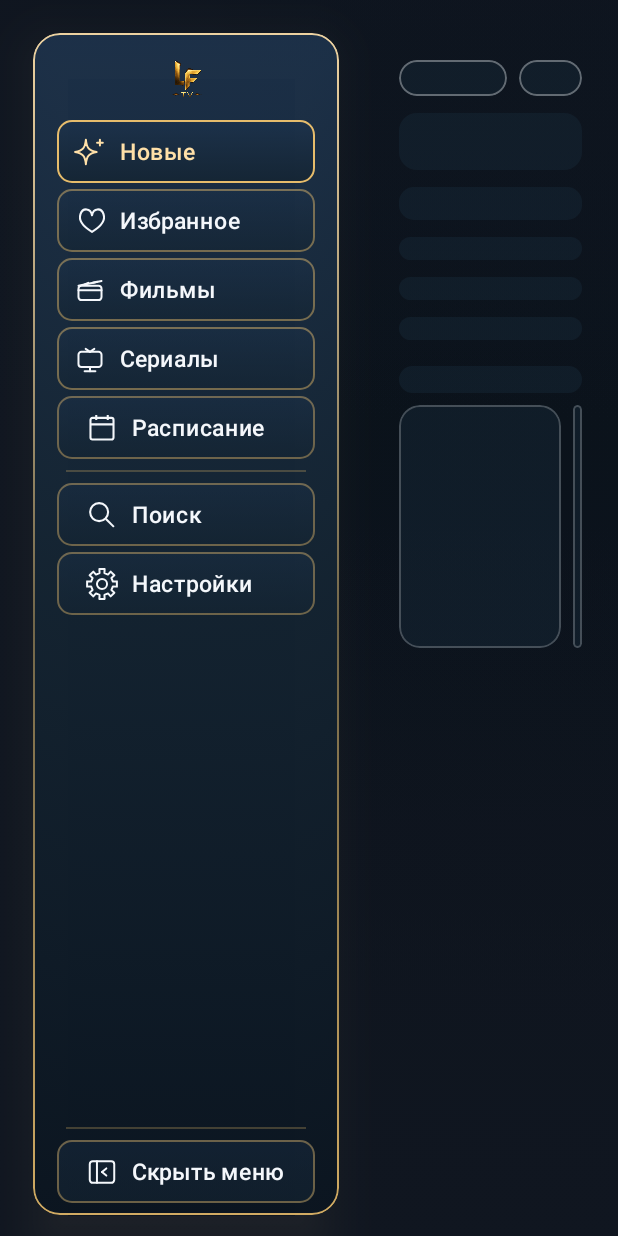
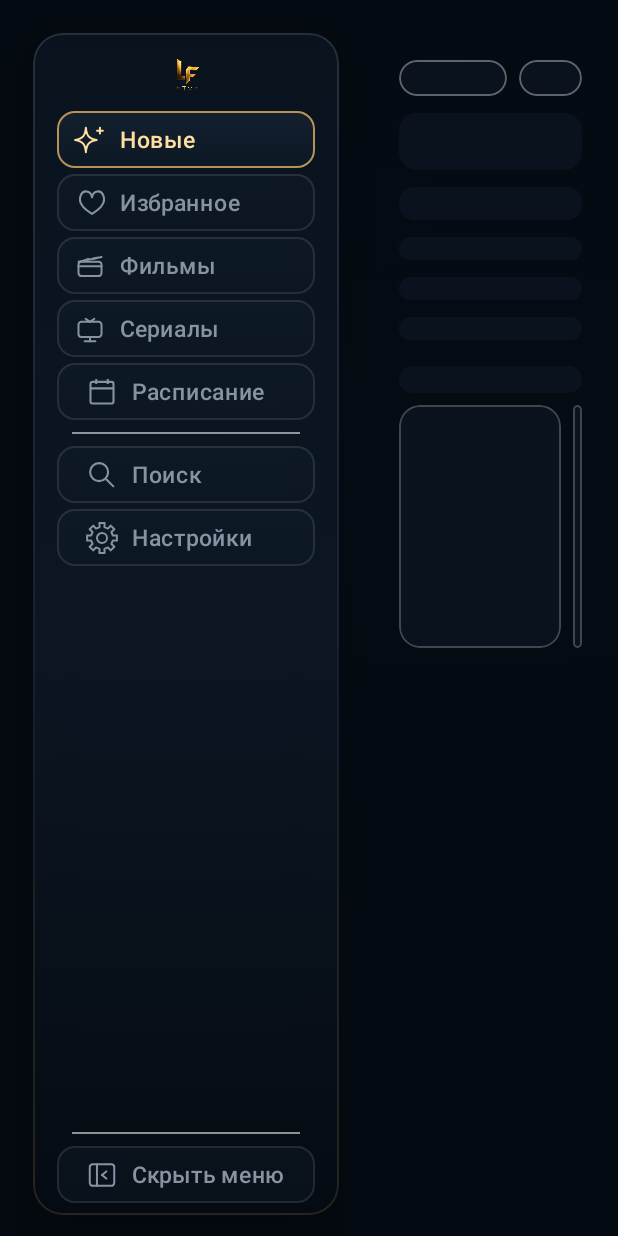
Before and after one commit to kraaton11/new_lostfilmatv, an Android app built with Jetpack Compose: the screen it shows after launch (MainActivity), on a phone screen of 412 x 824 dp. Run offline under Robolectric (Android 15) with nearby library versions, the light colour scheme and no system bars; our stand-ins replace Dagger/Hilt's generated code, Room's generated code; libraries missing offline, so code that uses them is left out: androidx.tvprovider.media; pictures from the network do not load; 6 statements that could not run were skipped.

Commit message:
Polish premium home UI

```diff
--- a/app/src/main/java/com/kraat/lostfilmnewtv/ui/home/HomeHeader.kt
+++ b/app/src/main/java/com/kraat/lostfilmnewtv/ui/home/HomeHeader.kt
@@ -63,17 +63,17 @@ import com.kraat.lostfilmnewtv.ui.theme.FocusBorder
 import com.kraat.lostfilmnewtv.ui.theme.FocusBackground
 import com.kraat.lostfilmnewtv.ui.theme.HomeAccentGold
 import com.kraat.lostfilmnewtv.ui.theme.HomeAccentGoldGlow
-import com.kraat.lostfilmnewtv.ui.theme.HomePanelBorder
 import com.kraat.lostfilmnewtv.ui.theme.HomePanelSurface
 import com.kraat.lostfilmnewtv.ui.theme.HomePanelSurfaceStrong
 import com.kraat.lostfilmnewtv.ui.theme.HomeTextMuted
+import com.kraat.lostfilmnewtv.ui.theme.HomePanelBorder
 import com.kraat.lostfilmnewtv.ui.theme.TextPrimary
 
 private val ExpandedMenuWidth = 204.dp
 private val CollapsedMenuWidth = 68.dp
-private val MenuButtonHeight = 42.dp
-private val MenuShape = RoundedCornerShape(18.dp)
-private val MenuButtonShape = RoundedCornerShape(10.dp)
+private val MenuButtonHeight = 38.dp
+private val MenuShape = RoundedCornerShape(20.dp)
+private val MenuButtonShape = RoundedCornerShape(12.dp)
 
 @Composable
 fun HomeHeader(
@@ -124,25 +124,25 @@ fun HomeHeader(
             .fillMaxHeight()
             .then(if (showLabels) Modifier.width(ExpandedMenuWidth) else Modifier.width(CollapsedMenuWidth))
             .shadow(
-                elevation = 18.dp,
+                elevation = 22.dp,
                 shape = MenuShape,
-                spotColor = HomeAccentGoldGlow.copy(alpha = 0.28f),
-                ambientColor = Color.Black.copy(alpha = 0.65f),
+                spotColor = Color.Black.copy(alpha = 0.82f),
+                ambientColor = Color.Black.copy(alpha = 0.76f),
             )
             .background(
                 brush = Brush.verticalGradient(
-                    0f to FocusBackground.copy(alpha = 0.82f),
-                    0.46f to HomePanelSurfaceStrong.copy(alpha = 0.94f),
-                    1f to HomePanelSurface.copy(alpha = 0.96f),
+                    0f to Color(0xE60A1420),
+                    0.52f to HomePanelSurfaceStrong.copy(alpha = 0.90f),
+                    1f to Color(0xF2050B12),
                 ),
                 shape = MenuShape,
             )
             .border(
-                width = 1.3.dp,
+                width = 1.dp,
                 brush = Brush.verticalGradient(
-                    0f to HomeAccentGoldGlow.copy(alpha = 0.92f),
-                    0.50f to HomeAccentGold.copy(alpha = 0.42f),
-                    1f to HomeAccentGold.copy(alpha = 0.86f),
+                    0f to Color.White.copy(alpha = 0.12f),
+                    0.58f to Color.White.copy(alpha = 0.04f),
+                    1f to HomeAccentGold.copy(alpha = 0.16f),
                 ),
                 shape = MenuShape,
             )
@@ -322,14 +322,14 @@ private fun HomeMenuLogo(showLabels: Boolean) {
     Box(
         modifier = Modifier
             .fillMaxWidth()
-            .height(46.dp)
+            .height(40.dp)
             .padding(horizontal = if (showLabels) 18.dp else 0.dp),
         contentAlignment = Alignment.Center,
     ) {
         Image(
             painter = painterResource(id = R.drawable.ic_lf_logo),
             contentDescription = null,
-            modifier = Modifier.size(if (showLabels) 62.dp else 34.dp),
+            modifier = Modifier.size(if (showLabels) 54.dp else 30.dp),
         )
     }
 }
@@ -339,9 +339,9 @@ private fun MenuDivider() {
     Box(
         modifier = Modifier
             .fillMaxWidth()
-            .padding(horizontal = 6.dp, vertical = 3.dp)
+            .padding(horizontal = 10.dp, vertical = 4.dp)
             .height(1.dp)
-            .background(HomeAccentGold.copy(alpha = 0.24f)),
+            .background(HomePanelBorder.copy(alpha = 0.55f)),
     )
 }
 
@@ -424,7 +424,8 @@ private fun HomeModeSegmentButton(
         label = "homeModeSegmentScale",
     )
     val shape = MenuButtonShape
-    val contentColor = if (selected || isFocused) HomeAccentGoldGlow else TextPrimary
+    val active = selected || isFocused
+    val contentColor = if (active) HomeAccentGoldGlow else HomeTextMuted
     Box(
         modifier = modifier
             .height(MenuButtonHeight)
@@ -457,14 +458,14 @@ private fun HomeModeSegmentButton(
             }
             .background(
                 brush = Brush.verticalGradient(
-                    0f to FocusBackground.copy(alpha = if (selected || isFocused) 0.58f else 0.34f),
-                    1f to HomePanelSurfaceStrong.copy(alpha = if (selected || isFocused) 0.86f else 0.62f),
+                    0f to FocusBackground.copy(alpha = if (active) 0.78f else 0.28f),
+                    1f to HomePanelSurfaceStrong.copy(alpha = if (active) 0.92f else 0.48f),
                 ),
                 shape = shape,
             )
             .border(
                 width = 1.dp,
-                color = HomeAccentGold.copy(alpha = if (selected || isFocused) 0.95f else 0.44f),
+                color = if (active) HomeAccentGold.copy(alpha = 0.84f) else HomePanelBorder.copy(alpha = 0.10f),
                 shape = shape,
             )
             .onFocusChanged {
@@ -539,10 +540,10 @@ private fun HomeHeaderActionButton(
     )
 
     val borderColor = when {
-        isPrimary || isFocused -> HomeAccentGoldGlow
-        else -> HomeAccentGold.copy(alpha = 0.40f)
+        isPrimary || isFocused -> HomeAccentGold.copy(alpha = 0.86f)
+        else -> HomePanelBorder.copy(alpha = 0.10f)
     }
-    val textColor = if (isPrimary || isFocused) HomeAccentGoldGlow else TextPrimary
+    val textColor = if (isPrimary || isFocused) HomeAccentGoldGlow else HomeTextMuted
     val subtitleColor = if (isPrimary || isFocused) HomeAccentGold.copy(alpha = 0.80f) else HomeTextMuted
     val shape = MenuButtonShape
 
@@ -577,8 +578,8 @@ private fun HomeHeaderActionButton(
             }
             .background(
                 brush = Brush.verticalGradient(
-                    0f to FocusBackground.copy(alpha = if (isPrimary || isFocused) 0.58f else 0.34f),
-                    1f to HomePanelSurfaceStrong.copy(alpha = if (isPrimary || isFocused) 0.86f else 0.62f),
+                    0f to FocusBackground.copy(alpha = if (isPrimary || isFocused) 0.76f else 0.24f),
+                    1f to HomePanelSurfaceStrong.copy(alpha = if (isPrimary || isFocused) 0.90f else 0.46f),
                 ),
                 shape = shape,
             )
--- a/app/src/main/java/com/kraat/lostfilmnewtv/ui/home/HomeRail.kt
+++ b/app/src/main/java/com/kraat/lostfilmnewtv/ui/home/HomeRail.kt
@@ -127,9 +127,9 @@ fun HomeRail(
                     event.type == KeyEventType.KeyDown && handleVerticalNavigation(event.key)
                 }
                 .focusable()
-                .height(210.dp),
-            horizontalArrangement = Arrangement.spacedBy(9.dp),
-            contentPadding = PaddingValues(start = 2.dp, top = 10.dp, end = 6.dp, bottom = 16.dp),
+                .height(218.dp),
+            horizontalArrangement = Arrangement.spacedBy(14.dp),
+            contentPadding = PaddingValues(start = 2.dp, top = 12.dp, end = 10.dp, bottom = 20.dp),
         ) {
             itemsIndexed(items = items, key = { _, item -> item.detailsUrl }) { index, item ->
                 val itemKey = homeItemKey(railId, item.detailsUrl)
--- a/app/src/main/java/com/kraat/lostfilmnewtv/ui/home/HomeScreen.kt
+++ b/app/src/main/java/com/kraat/lostfilmnewtv/ui/home/HomeScreen.kt
@@ -453,24 +453,31 @@ private fun HomeHeroStage(
     Crossfade(
         targetState = item,
         modifier = modifier
-            .height(232.dp)
+            .height(252.dp)
             .testTag("home-hero-stage"),
         label = "homeHeroStage",
     ) { targetItem ->
         Column(
             modifier = Modifier
                 .fillMaxSize()
-                .padding(start = 2.dp, top = 0.dp, end = 260.dp, bottom = 2.dp),
-            verticalArrangement = Arrangement.spacedBy(6.dp),
+                .background(
+                    Brush.horizontalGradient(
+                        0f to BackgroundPrimary.copy(alpha = 0.68f),
+                        0.54f to BackgroundPrimary.copy(alpha = 0.22f),
+                        1f to Color.Transparent,
+                    ),
+                )
+                .padding(start = 2.dp, top = 4.dp, end = 280.dp, bottom = 8.dp),
+            verticalArrangement = Arrangement.spacedBy(9.dp),
         ) {
             ReleaseHeroMetaRow(targetItem)
 
             Text(
                 text = targetItem?.titleRu.orEmpty(),
                 color = TextPrimary,
-                fontSize = 32.sp,
-                lineHeight = 36.sp,
-                fontWeight = FontWeight.SemiBold,
+                fontSize = 36.sp,
+                lineHeight = 40.sp,
+                fontWeight = FontWeight.Bold,
                 maxLines = 2,
                 overflow = TextOverflow.Clip,
             )
@@ -481,7 +488,7 @@ private fun HomeHeroStage(
                     style = TextStyle(
                         platformStyle = PlatformTextStyle(includeFontPadding = true),
                     ),
-                    color = HomeTextSecondary,
+                    color = HomeAccentGold,
                     fontSize = 18.sp,
                     lineHeight = 22.sp,
                     fontWeight = FontWeight.SemiBold,
@@ -495,10 +502,10 @@ private fun HomeHeroStage(
                     text = description,
                     color = HomeTextSecondary,
                     fontSize = 16.sp,
-                    lineHeight = 21.sp,
-                    maxLines = 4,
+                    lineHeight = 22.sp,
+                    maxLines = 3,
                     overflow = TextOverflow.Ellipsis,
-                    modifier = Modifier.width(820.dp),
+                    modifier = Modifier.width(760.dp),
                 )
             }
         }
@@ -508,7 +515,7 @@ private fun HomeHeroStage(
 @Composable
 private fun ReleaseHeroMetaRow(item: ReleaseSummary?) {
     Row(
-        horizontalArrangement = Arrangement.spacedBy(8.dp),
+        horizontalArrangement = Arrangement.spacedBy(10.dp),
         verticalAlignment = Alignment.CenterVertically,
     ) {
         item?.availabilityLabel?.takeIf { it.isNotBlank() }?.let { label ->
@@ -543,22 +550,22 @@ private fun HeroMetaPill(
     Text(
         text = label,
         color = TextPrimary,
-        fontSize = 12.sp,
-        lineHeight = 14.sp,
-        fontWeight = FontWeight.Bold,
+        fontSize = 11.sp,
+        lineHeight = 13.sp,
+        fontWeight = FontWeight.SemiBold,
         maxLines = 1,
         overflow = TextOverflow.Ellipsis,
         modifier = Modifier
             .background(
-                color = HomePanelSurface.copy(alpha = 0.30f),
+                color = HomePanelSurface.copy(alpha = 0.46f),
                 shape = shape,
             )
             .border(
                 width = 1.dp,
-                color = HomeAccentGold.copy(alpha = 0.78f),
+                color = if (highlighted) HomeAccentGold.copy(alpha = 0.62f) else HomePanelBorder.copy(alpha = 0.46f),
                 shape = shape,
             )
-            .padding(horizontal = 12.dp, vertical = 5.dp),
+            .padding(horizontal = 11.dp, vertical = 4.dp),
     )
 }
 
@@ -648,26 +655,26 @@ private fun HomeBackdrop(item: ReleaseSummary?) {
         modifier = Modifier
             .fillMaxSize()
             .drawBehind {
-                drawRect(Color(0x66101620))
+                drawRect(Color(0x8A040A11))
                 drawRect(
                     brush = Brush.horizontalGradient(
-                        0f to BackgroundPrimary.copy(alpha = 0.98f),
-                        0.30f to BackgroundPrimary.copy(alpha = 0.78f),
-                        0.56f to BackgroundPrimary.copy(alpha = 0.10f),
-                        1f to BackgroundPrimary.copy(alpha = 0.18f),
+                        0f to BackgroundPrimary.copy(alpha = 1f),
+                        0.34f to BackgroundPrimary.copy(alpha = 0.88f),
+                        0.62f to BackgroundPrimary.copy(alpha = 0.18f),
+                        1f to BackgroundPrimary.copy(alpha = 0.28f),
                     ),
                 )
                 drawRect(
                     brush = Brush.verticalGradient(
-                        0f to Color(0x22081420),
-                        0.42f to Color.Transparent,
-                        1f to BackgroundPrimary.copy(alpha = 0.92f),
+                        0f to Color(0x33040A11),
+                        0.38f to Color.Transparent,
+                        1f to BackgroundPrimary.copy(alpha = 0.96f),
                     ),
                 )
                 drawRect(
                     brush = Brush.verticalGradient(
-                        0f to BackgroundPrimary.copy(alpha = 0.66f),
-                        0.18f to BackgroundPrimary.copy(alpha = 0.42f),
+                        0f to BackgroundPrimary.copy(alpha = 0.74f),
+                        0.18f to BackgroundPrimary.copy(alpha = 0.48f),
                         0.34f to Color.Transparent,
                     ),
                 )
--- a/app/src/main/java/com/kraat/lostfilmnewtv/ui/theme/Color.kt
+++ b/app/src/main/java/com/kraat/lostfilmnewtv/ui/theme/Color.kt
@@ -2,22 +2,22 @@ package com.kraat.lostfilmnewtv.ui.theme
 
 import androidx.compose.ui.graphics.Color
 
-val BackgroundPrimary = Color(0xFF101620)
-val BackgroundSurface = Color(0xFF1A2332)
-val TextPrimary = Color(0xFFF4F7FB)
-val HomePanelSurface = Color(0xCC0B1520)
-val HomePanelSurfaceStrong = Color(0xE6142432)
-val HomePanelBorder = Color(0x26FFFFFF)
-val HomePanelBorderFocus = Color(0x66F2C46E)
+val BackgroundPrimary = Color(0xFF040A11)
+val BackgroundSurface = Color(0xFF0B1521)
+val TextPrimary = Color(0xFFF7F1E8)
+val HomePanelSurface = Color(0xB308111A)
+val HomePanelSurfaceStrong = Color(0xE60D1825)
+val HomePanelBorder = Color(0x1FFFFFFF)
+val HomePanelBorderFocus = Color(0x80D9B46D)
 
 // Strong focus tokens
-val FocusBorder     = Color(0xFFFFE0A8)   // bright gold, fully opaque
-val FocusBackground = Color(0xFF1E3550)   // clearly lifted surface
-val HomeAccentGold = Color(0xFFF2C46E)
-val HomeAccentGoldGlow = Color(0xFFFFE0A8)
-val HomeAccentBlue = Color(0xFF86C8FF)
-val HomeTextSecondary = Color(0xFFCCDAE6)
-val HomeTextMuted = Color(0xFF8FA7BB)
+val FocusBorder     = Color(0xFFE8C982)   // bright gold, fully opaque
+val FocusBackground = Color(0xFF172433)   // clearly lifted surface
+val HomeAccentGold = Color(0xFFD7AA5D)
+val HomeAccentGoldGlow = Color(0xFFFFDFA0)
+val HomeAccentBlue = Color(0xFF8DB7D8)
+val HomeTextSecondary = Color(0xFFD2D9E2)
+val HomeTextMuted = Color(0xFF8793A3)
 val HomeStatusError = Color(0xFFE07060)
 internal val DetailsAccentGold = HomeAccentGold
 internal val DetailsAccentGoldFocus = HomeAccentGoldGlow
@@ -30,5 +30,5 @@ internal val DetailsBorderDefault = HomePanelBorder
 internal val DetailsTextSecondary = HomeTextSecondary
 internal val DetailsTextMuted = HomeTextMuted
 internal val DetailsStatusError = HomeStatusError
-internal val DetailsBackgroundTop = Color(0xFF102434)
-internal val DetailsBackgroundMid = Color(0xFF08131D)
+internal val DetailsBackgroundTop = Color(0xFF0B1825)
+internal val DetailsBackgroundMid = Color(0xFF050C14)
--- a/app/src/main/java/com/kraat/lostfilmnewtv/ui/theme/Theme.kt
+++ b/app/src/main/java/com/kraat/lostfilmnewtv/ui/theme/Theme.kt
@@ -3,12 +3,19 @@ package com.kraat.lostfilmnewtv.ui.theme
 import androidx.compose.material3.MaterialTheme
 import androidx.compose.material3.darkColorScheme
 import androidx.compose.runtime.Composable
+import androidx.compose.ui.graphics.Color
 
 private val LostFilmColorScheme = darkColorScheme(
+    primary = HomeAccentGold,
+    onPrimary = Color(0xFF17110A),
+    secondary = HomeAccentBlue,
+    onSecondary = Color(0xFF07111B),
     background = BackgroundPrimary,
     surface = BackgroundSurface,
+    surfaceVariant = HomePanelSurfaceStrong,
     onBackground = TextPrimary,
     onSurface = TextPrimary,
+    outline = HomePanelBorder,
 )
 
 @Composable
```
Also changed, not shown: app/src/main/java/com/kraat/lostfilmnewtv/ui/components/PosterCard.kt (+18 -16 lines).
